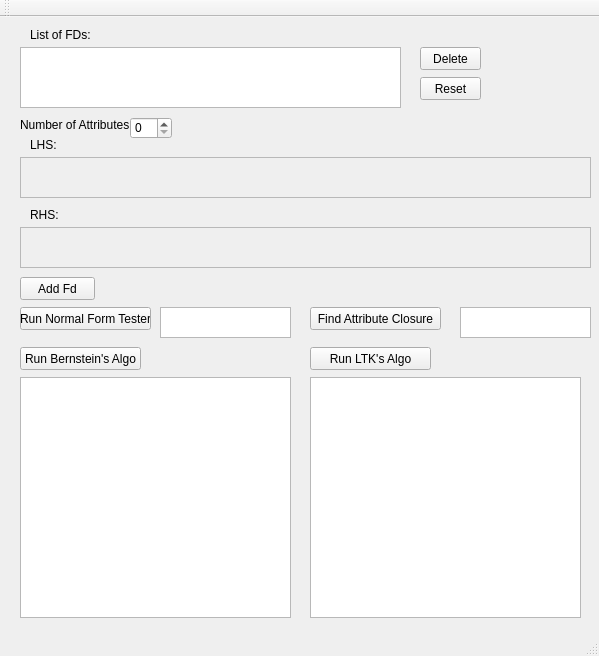
Old version of the form CaseTool/casetool.ui in the repository jellingwei/cs4221-Database-Case-Tool.
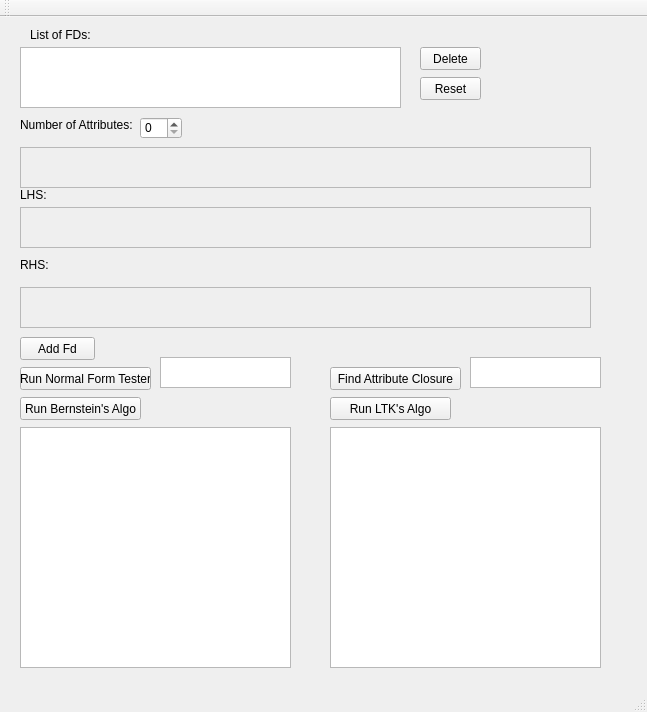
New version of the form.

Commit message: Add additional row for renaming

Diff of the .ui file:
```diff
--- a/CaseTool/casetool.ui
+++ b/CaseTool/casetool.ui
@@ -6,8 +6,8 @@
    <rect>
     <x>0</x>
     <y>0</y>
-    <width>599</width>
-    <height>656</height>
+    <width>647</width>
+    <height>712</height>
    </rect>
   </property>
   <property name="windowTitle">
@@ -18,7 +18,7 @@
     <property name="geometry">
      <rect>
       <x>20</x>
-      <y>260</y>
+      <y>320</y>
       <width>75</width>
       <height>23</height>
      </rect>
@@ -56,8 +56,8 @@
    <widget class="QLabel" name="label_3">
     <property name="geometry">
      <rect>
-      <x>30</x>
-      <y>120</y>
+      <x>20</x>
+      <y>170</y>
       <width>31</width>
       <height>16</height>
      </rect>
@@ -69,8 +69,8 @@
    <widget class="QLabel" name="label_4">
     <property name="geometry">
      <rect>
-      <x>30</x>
-      <y>190</y>
+      <x>20</x>
+      <y>240</y>
       <width>71</width>
       <height>16</height>
      </rect>
@@ -83,7 +83,7 @@
     <property name="geometry">
      <rect>
       <x>20</x>
-      <y>360</y>
+      <y>410</y>
       <width>271</width>
       <height>241</height>
      </rect>
@@ -93,7 +93,7 @@
     <property name="geometry">
      <rect>
       <x>20</x>
-      <y>330</y>
+      <y>380</y>
       <width>121</width>
       <height>23</height>
      </rect>
@@ -115,7 +115,7 @@
    <widget class="QSpinBox" name="numOfAttributes">
     <property name="geometry">
      <rect>
-      <x>130</x>
+      <x>140</x>
       <y>100</y>
       <width>42</width>
       <height>22</height>
@@ -125,8 +125,8 @@
    <widget class="QPushButton" name="runLTK">
     <property name="geometry">
      <rect>
-      <x>310</x>
-      <y>330</y>
+      <x>330</x>
+      <y>380</y>
       <width>121</width>
       <height>23</height>
      </rect>
@@ -139,7 +139,7 @@
     <property name="geometry">
      <rect>
       <x>160</x>
-      <y>290</y>
+      <y>340</y>
       <width>131</width>
       <height>31</height>
      </rect>
@@ -149,7 +149,7 @@
     <property name="geometry">
      <rect>
       <x>20</x>
-      <y>290</y>
+      <y>350</y>
       <width>131</width>
       <height>23</height>
      </rect>
@@ -165,7 +165,7 @@
     <property name="geometry">
      <rect>
       <x>20</x>
-      <y>140</y>
+      <y>190</y>
       <width>571</width>
       <height>41</height>
      </rect>
@@ -191,7 +191,7 @@
     <property name="geometry">
      <rect>
       <x>20</x>
-      <y>210</y>
+      <y>270</y>
       <width>571</width>
       <height>41</height>
      </rect>
@@ -213,8 +213,8 @@
    <widget class="QListWidget" name="outputLTK">
     <property name="geometry">
      <rect>
-      <x>310</x>
-      <y>360</y>
+      <x>330</x>
+      <y>410</y>
       <width>271</width>
       <height>241</height>
      </rect>
@@ -249,8 +249,8 @@
    <widget class="QListWidget" name="outputAttrClosure">
     <property name="geometry">
      <rect>
-      <x>460</x>
-      <y>290</y>
+      <x>470</x>
+      <y>340</y>
       <width>131</width>
       <height>31</height>
      </rect>
@@ -262,8 +262,8 @@
    <widget class="QPushButton" name="runAttrClosure">
     <property name="geometry">
      <rect>
-      <x>310</x>
-      <y>290</y>
+      <x>330</x>
+      <y>350</y>
       <width>131</width>
       <height>23</height>
      </rect>
@@ -272,6 +272,32 @@
      <string>Find Attribute Closure</string>
     </property>
    </widget>
+   <widget class="QScrollArea" name="attrNameScrollArea">
+    <property name="enabled">
+     <bool>true</bool>
+    </property>
+    <property name="geometry">
+     <rect>
+      <x>20</x>
+      <y>130</y>
+      <width>571</width>
+      <height>41</height>
+     </rect>
+    </property>
+    <property name="widgetResizable">
+     <bool>true</bool>
+    </property>
+    <widget class="QWidget" name="scrollAreaWidgetContents_6">
+     <property name="geometry">
+      <rect>
+       <x>0</x>
+       <y>0</y>
+       <width>569</width>
+       <height>39</height>
+      </rect>
+     </property>
+    </widget>
+   </widget>
   </widget>
   <widget class="QMenuBar" name="menuBar">
    <property name="geometry">
```
Left out of the diff: 2 changed lines with no effect on the pictures. The commit also changes 2 other files.
